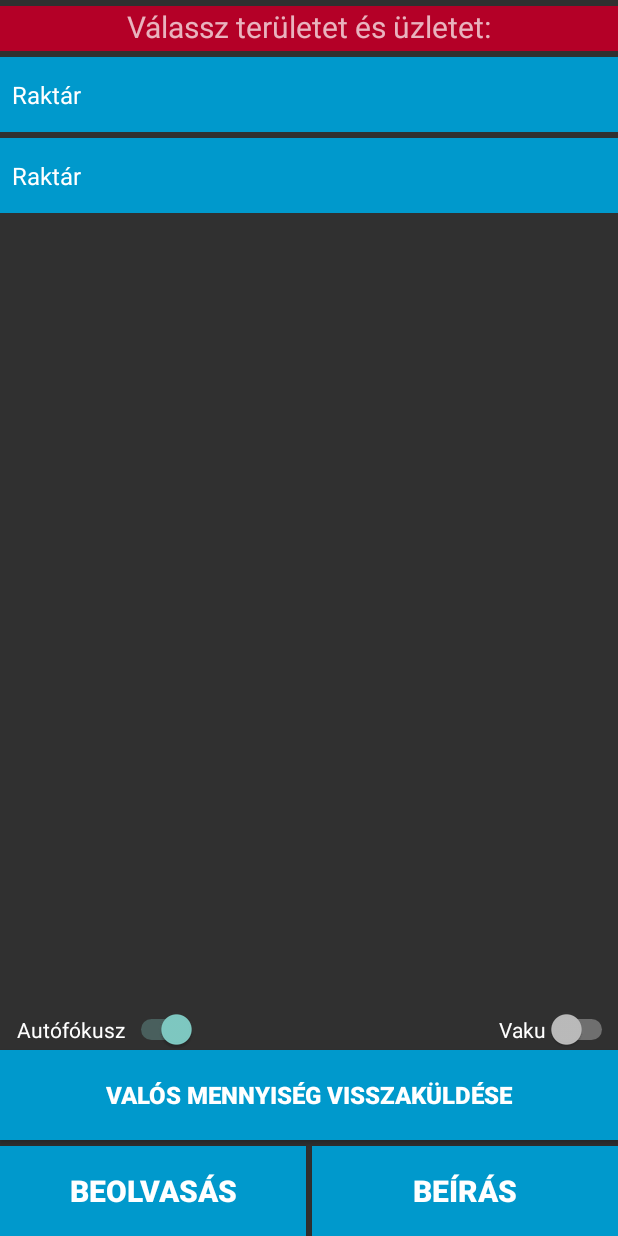
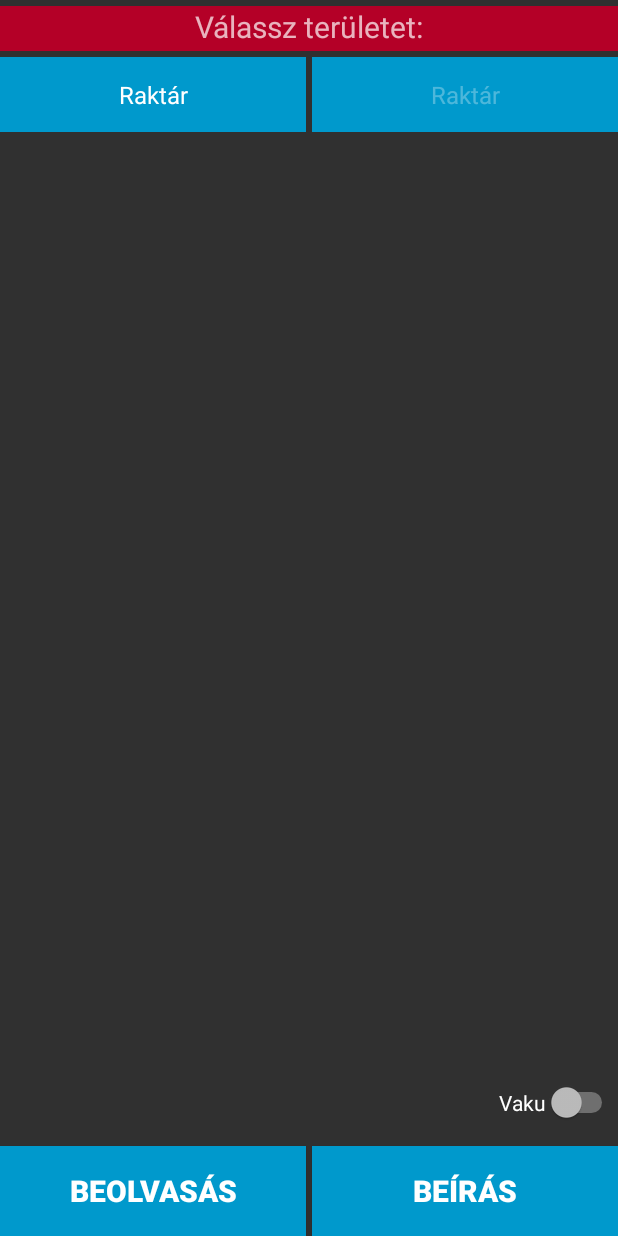
Before and after one commit to sandormatok/OEM_Keszlet, an Android app: the screen it shows after launch (MainActivity), on a phone screen of 412 x 824 dp. Run offline under Robolectric (Android 15) with nearby library versions, the phone set to English and light mode, and no system bars; our stand-ins replace Volley.

Commit message:
OEM Készlet - Első Git verzió
Ami már működik:
- vonalkód olvasó (google-vision)
-- fúkusz, vaku
- boltválasztó spinner
- vonalkód beviteli mező
- post/get URL-ek: kínáló, készlet
-- HTTP POST,GET, JSON feldolgozás (Volley)
- dinamikus multi-spinner

Folyamatban:
- post/get URL-ek: készlet-módosítás
- előzmények listanézet
-- szerkezthető listanézet
-- előzmények kgyűjtése, későbbi csoportos feltöltése

Tervek:
- fragmentek a listanézethez
- actionbar felépítése
- balról beúszó settings
- oauth2, vagy valami más auth calss
- mysqllite helyi adatok tárolásához/beolvasásához
- mysqllite dinamikus spinnerek adaptereihez

changelog:
- induláskor ki van kapcsolva  az enter_mennyiseg gomb
- lekapcsoltam az autofokusz gombot
 - nem lehet üzletet választani, ha raktár van területként kiválasztva

```diff
--- a/app/src/main/java/com/google/android/gms/oem/bolti/keszlet/MainActivity.java
+++ b/app/src/main/java/com/google/android/gms/oem/bolti/keszlet/MainActivity.java
@@ -29,7 +29,6 @@ import android.view.View;
 import android.view.Window;
 import android.widget.AdapterView;
 import android.widget.ArrayAdapter;
-import android.widget.AutoCompleteTextView;
 import android.widget.CompoundButton;
 import android.widget.EditText;
 import android.widget.Spinner;
@@ -51,6 +50,7 @@ import org.json.JSONObject;
 import java.io.UnsupportedEncodingException;
 import java.net.URLEncoder;
 
+import static android.R.attr.button;
 import static com.google.android.gms.oem.bolti.keszlet.BarcodeCaptureActivity.barcode3;
 
 /**
@@ -61,7 +61,7 @@ public class MainActivity extends AppCompatActivity implements View.OnClickListe
 
     // use a compound button so either checkbox or switch widgets work.
     private CompoundButton autoFocus, useFlash;
-    private TextView statusMessage, barcodeValue, barcodeValue2;
+    private TextView vonalkodTextview, barcodeValue, barcodeValue2, messageTextview;
     String barcode = "barcode";
 
     private static final int RC_BARCODE_CAPTURE = 9001;
@@ -72,6 +72,8 @@ public class MainActivity extends AppCompatActivity implements View.OnClickListe
 
     private String m_Text,m_Text2 = "";
     private String manualInput = "NO";
+
+    //View changeButton = findViewById(R.id.enter_mennyiseg);
 
     //Terület választó Spinner
     String teruletvalaszto[] = { "Raktár", "Csata Edit", "Csata Mária", "Kacsó Évi", "Sándor Zsuzsi", "Süle Ildikó", "Tamás Ildikó", "Zilahi Anita", "Összes üzlet" };
@@ -101,9 +103,11 @@ public class MainActivity extends AppCompatActivity implements View.OnClickListe
         super.setRequestedOrientation(ActivityInfo.SCREEN_ORIENTATION_PORTRAIT);
         setContentView(R.layout.activity_main);
 
-        statusMessage = (TextView)findViewById(R.id.status_message);
+        vonalkodTextview = (TextView)findViewById(R.id.status_message);
+        messageTextview = (TextView)findViewById(R.id.textView);
         barcodeValue = (TextView)findViewById(R.id.barcode_value);
         barcodeValue2 = (TextView)findViewById(R.id.barcode_value2);
+
         autoFocus = (CompoundButton) findViewById(R.id.auto_focus);
         useFlash = (CompoundButton) findViewById(R.id.use_flash);
         autoFocus.setChecked(true);
@@ -111,6 +115,9 @@ public class MainActivity extends AppCompatActivity implements View.OnClickListe
         spinner = (Spinner) findViewById(R.id.bolt_spinner);
         spinner2 = (Spinner) findViewById(R.id.bolt_spinner2);
         spinner2.setEnabled(false);
+
+        View changeButton = findViewById(R.id.enter_mennyiseg);
+        changeButton.setVisibility(View.GONE);
 
         //ADAPTERS
         ArrayAdapter<String> spinnerArrayAdapterTerulet = new ArrayAdapter<String>(this, android.R.layout.simple_spinner_item, teruletvalaszto);
@@ -122,13 +129,15 @@ public class MainActivity extends AppCompatActivity implements View.OnClickListe
             public void onItemSelected(AdapterView<?> adapter, View v,
                                                int position, long id) {
                 teruletnev = adapter.getItemAtPosition(position).toString();
-
                 if (teruletnev.matches("Raktár")){
                     spinnerState = "raktar";
+                    spinner2.setEnabled(false);
+                    //spinner2.setVisibility(View.GONE);
                     populateSpinner();
                 }
                 if  (teruletnev.matches("Csata Edit")){
                     spinnerState = "csataedit";
+                    //spinner2.setVisibility(View.VISIBLE);
                     populateSpinner();
                 }
                 if  (teruletnev.matches("Csata Mária")){
@@ -173,7 +182,8 @@ public class MainActivity extends AppCompatActivity implements View.OnClickListe
                                        int position, long id) {
                 //teruletnev = adapter.getItemAtPosition(position).toString();
                 boltnev = adapter.getItemAtPosition(position).toString();
-            }
+                //messageTextview.setText("Nyomj meg alul egy gombot!");
+                            }
            @Override
             public void onNothingSelected(AdapterView<?> arg0) {
                 // TODO Auto-generated method stub
@@ -195,7 +205,7 @@ public class MainActivity extends AppCompatActivity implements View.OnClickListe
 
     void populateSpinner(){
         if(spinnerState == "raktar"){
-            spinner2.setEnabled(true);
+            spinner2.setEnabled(false);
             ArrayAdapter<String> spinnerArrayAdapter = new ArrayAdapter<String>(this, android.R.layout.simple_spinner_item, raktar);
             spinnerArrayAdapter.setDropDownViewResource(android.R.layout.simple_spinner_dropdown_item); // The drop down view
             spinner2.setAdapter(spinnerArrayAdapter);
@@ -203,6 +213,7 @@ public class MainActivity extends AppCompatActivity implements View.OnClickListe
 
         if(spinnerState == "csataedit"){
             spinner2.setEnabled(true);
+            messageTextview.setText("Válassz üzletet:");
             ArrayAdapter<String> spinnerArrayAdapter = new ArrayAdapter<String>(this, android.R.layout.simple_spinner_item, csataedit);
             spinnerArrayAdapter.setDropDownViewResource(android.R.layout.simple_spinner_dropdown_item); // The drop down view
             spinner2.setAdapter(spinnerArrayAdapter);
@@ -210,6 +221,7 @@ public class MainActivity extends AppCompatActivity implements View.OnClickListe
 
         if(spinnerState == "csatamaria"){
             spinner2.setEnabled(true);
+            messageTextview.setText("Válassz üzletet:");
             ArrayAdapter<String> spinnerArrayAdapter = new ArrayAdapter<String>(this, android.R.layout.simple_spinner_item, csatamaria);
             spinnerArrayAdapter.setDropDownViewResource(android.R.layout.simple_spinner_dropdown_item); // The drop down view
             spinner2.setAdapter(spinnerArrayAdapter);
@@ -217,6 +229,7 @@ public class MainActivity extends AppCompatActivity implements View.OnClickListe
 
         if(spinnerState == "kacsoevi"){
             spinner2.setEnabled(true);
+            messageTextview.setText("Válassz üzletet:");
             ArrayAdapter<String> spinnerArrayAdapter = new ArrayAdapter<String>(this, android.R.layout.simple_spinner_item, kacsoevi);
             spinnerArrayAdapter.setDropDownViewResource(android.R.layout.simple_spinner_dropdown_item); // The drop down view
             spinner2.setAdapter(spinnerArrayAdapter);
@@ -224,6 +237,7 @@ public class MainActivity extends AppCompatActivity implements View.OnClickListe
 
         if(spinnerState == "sandorzsuzsi"){
             spinner2.setEnabled(true);
+            messageTextview.setText("Válassz üzletet:");
             ArrayAdapter<String> spinnerArrayAdapter = new ArrayAdapter<String>(this, android.R.layout.simple_spinner_item, sandorzsuzsi);
             spinnerArrayAdapter.setDropDownViewResource(android.R.layout.simple_spinner_dropdown_item); // The drop down view
             spinner2.setAdapter(spinnerArrayAdapter);
@@ -231,6 +245,7 @@ public class MainActivity extends AppCompatActivity implements View.OnClickListe
 
         if(spinnerState == "suleildi"){
             spinner2.setEnabled(true);
+            messageTextview.setText("Válassz üzletet:");
             ArrayAdapter<String> spinnerArrayAdapter = new ArrayAdapter<String>(this, android.R.layout.simple_spinner_item, suleildi);
             spinnerArrayAdapter.setDropDownViewResource(android.R.layout.simple_spinner_dropdown_item); // The drop down view
             spinner2.setAdapter(spinnerArrayAdapter);
@@ -238,6 +253,7 @@ public class MainActivity extends AppCompatActivity implements View.OnClickListe
 
         if(spinnerState == "tamasildiko"){
             spinner2.setEnabled(true);
+            messageTextview.setText("Válassz üzletet:");
             ArrayAdapter<String> spinnerArrayAdapter = new ArrayAdapter<String>(this, android.R.layout.simple_spinner_item, tamasildiko);
             spinnerArrayAdapter.setDropDownViewResource(android.R.layout.simple_spinner_dropdown_item); // The drop down view
             spinner2.setAdapter(spinnerArrayAdapter);
@@ -245,6 +261,7 @@ public class MainActivity extends AppCompatActivity implements View.OnClickListe
 
         if(spinnerState == "zilahianita"){
             spinner2.setEnabled(true);
+            messageTextview.setText("Válassz üzletet:");
             ArrayAdapter<String> spinnerArrayAdapter = new ArrayAdapter<String>(this, android.R.layout.simple_spinner_item, zilahianita);
             spinnerArrayAdapter.setDropDownViewResource(android.R.layout.simple_spinner_dropdown_item); // The drop down view
             spinner2.setAdapter(spinnerArrayAdapter);
@@ -252,6 +269,7 @@ public class MainActivity extends AppCompatActivity implements View.OnClickListe
 
         if(spinnerState == "osszesbolt"){
             spinner2.setEnabled(true);
+            messageTextview.setText("Válassz üzletet:");
             ArrayAdapter<String> spinnerArrayAdapter = new ArrayAdapter<String>(this, android.R.layout.simple_spinner_item, osszesbolt);
             spinnerArrayAdapter.setDropDownViewResource(android.R.layout.simple_spinner_dropdown_item); // The drop down view
             spinner2.setAdapter(spinnerArrayAdapter);
@@ -354,21 +372,24 @@ public class MainActivity extends AppCompatActivity implements View.OnClickListe
      */
     @Override
     protected void onActivityResult(int requestCode, int resultCode, Intent data) {
+        View changeButton = findViewById(R.id.enter_mennyiseg);
+        changeButton.setVisibility(View.VISIBLE);
         if (requestCode == RC_BARCODE_CAPTURE) {
             if (resultCode == CommonStatusCodes.SUCCESS) {
                 if (data != null) {
+
                     String barcode3 = data.getParcelableExtra(BarcodeCaptureActivity.BarcodeObject);
                     //Barcode barcode2 = data.getParcelableExtra(BarcodeCaptureActivity.BarcodeObject);
-                    //statusMessage.setText(barcode2.displayValue);
-                    statusMessage.setText(barcode3);
+                    //vonalkodTextview.setText(barcode2.displayValue);
+                    vonalkodTextview.setText(barcode3);
                     getData();
                     Log.d(TAG, "Vonalkód (MainActivity) " + barcode3);
                 } else {
-                    statusMessage.setText(R.string.barcode_failure);
+                    vonalkodTextview.setText(R.string.barcode_failure);
                     Log.d(TAG, "No barcode captured, intent data is null");
                 }
             } else {
-                statusMessage.setText(String.format(getString(R.string.barcode_error),
+                vonalkodTextview.setText(String.format(getString(R.string.barcode_error),
                         CommonStatusCodes.getStatusCodeString(resultCode)));
             }
         }
@@ -443,7 +464,6 @@ public class MainActivity extends AppCompatActivity implements View.OnClickListe
         //Adtok megjelenítése
         barcodeValue.setText(marka+"\n"+termek);
         barcodeValue2.setText(boltnev+"\n"+ar+"db");
-
     }
 
 }
--- a/app/src/main/res/layout-v17/activity_main.xml
+++ b/app/src/main/res/layout-v17/activity_main.xml
@@ -11,7 +11,7 @@
         android:layout_alignParentLeft="true"
         android:layout_alignParentStart="true"
         android:id="@+id/textView"
-        android:text="Válassz területet és üzletet:"
+        android:text="Válassz területet:"
         android:layout_marginTop="4dp"
         android:layout_height="30dp"
         android:background="#b40027"
@@ -26,21 +26,16 @@
         android:textSize="20sp"
         android:layout_height="50dp"
         android:layout_marginTop="4dp"
+        android:layout_marginRight="2dp"
+        android:textAlignment="center"
         android:background="@android:color/holo_blue_dark"
         android:popupBackground="@android:color/holo_blue_dark"
         android:layout_below="@+id/textView"
-        android:minWidth="@android:dimen/app_icon_size" />
-
-    <Spinner
-        android:id="@+id/bolt_spinner2"
-        android:layout_width="fill_parent"
-        android:textSize="20sp"
-        android:layout_height="50dp"
-        android:layout_marginTop="4dp"
-        android:background="@android:color/holo_blue_dark"
-        android:popupBackground="@android:color/holo_blue_dark"
-        android:layout_below="@+id/bolt_spinner"
-        android:minWidth="@android:dimen/app_icon_size" />
+        android:spinnerMode="dropdown"
+        android:textStyle="normal|bold"
+        android:minWidth="@android:dimen/app_icon_size"
+        android:layout_toLeftOf="@+id/fakeView"
+        android:layout_toStartOf="@+id/fakeView" />
 
     <TextView
         android:layout_width="match_parent"
@@ -86,37 +81,10 @@
         android:layout_alignParentStart="true"
         android:textColor="@android:color/holo_blue_dark" />
 
-    <Switch
-        android:layout_width="wrap_content"
-        android:layout_height="wrap_content"
-        android:text="@string/use_flash"
-        android:id="@+id/use_flash"
-        android:checked="false"
-        android:layout_alignBaseline="@+id/auto_focus"
-        android:layout_alignBottom="@+id/auto_focus"
-        android:layout_alignParentRight="true"
-        android:layout_alignParentEnd="true" />
-
     <View android:id="@+id/fakeView"
         android:layout_width="0dp"
         android:layout_height="0dp"
         android:layout_centerInParent="true"/>
-
-    <Button
-        android:layout_width="wrap_content"
-        android:layout_height="60dp"
-        android:text="@string/enter_barcode"
-        android:id="@+id/enter_barcode"
-        android:textSize="20sp"
-        android:textColor="@android:color/background_light"
-        android:textStyle="normal|bold"
-        android:background="@android:color/holo_blue_dark"
-        android:layout_alignParentBottom="true"
-        android:layout_alignParentRight="true"
-        android:layout_alignParentEnd="true"
-        android:layout_toRightOf="@+id/fakeView"
-        android:layout_marginLeft="2dp"
-        android:layout_toEndOf="@+id/fakeView" />
 
     <Switch
         android:layout_width="wrap_content"
@@ -128,23 +96,8 @@
         android:layout_alignParentLeft="true"
         android:layout_alignParentStart="true"
         android:layout_marginLeft="11dp"
+        android:visibility="gone"
         android:layout_marginStart="11dp" />
-
-    <Button
-        android:layout_width="wrap_content"
-        android:layout_height="60dp"
-        android:text="@string/enter_mennyiseg"
-        android:id="@+id/enter_mennyiseg"
-        android:textSize="16sp"
-        android:textColor="@android:color/background_light"
-        android:textStyle="normal|bold"
-        android:layout_marginBottom="4dp"
-        android:background="@android:color/holo_blue_dark"
-        android:layout_above="@+id/read_barcode"
-        android:layout_alignParentLeft="true"
-        android:layout_alignParentStart="true"
-        android:layout_alignParentRight="true"
-        android:layout_alignParentEnd="true" />
 
     <Button
         android:layout_width="wrap_content"
@@ -162,5 +115,66 @@
         android:layout_toLeftOf="@+id/enter_barcode"
         android:layout_toStartOf="@+id/enter_barcode" />
 
+    <Spinner
+        android:id="@+id/bolt_spinner2"
+        android:layout_width="fill_parent"
+        android:textSize="20sp"
+        android:layout_height="50dp"
+        android:background="@android:color/holo_blue_dark"
+        android:popupBackground="@android:color/holo_blue_dark"
+        android:spinnerMode="dropdown"
+        android:textAlignment="center"
+        android:textStyle="normal|bold"
+        android:layout_marginLeft="2dp"
+        android:minWidth="@android:dimen/app_icon_size"
+        android:layout_alignTop="@+id/bolt_spinner"
+        android:layout_toRightOf="@+id/bolt_spinner"
+        android:layout_toEndOf="@+id/bolt_spinner" />
+
+
+    <Button
+        android:layout_width="wrap_content"
+        android:layout_height="60dp"
+        android:text="@string/enter_mennyiseg"
+        android:id="@+id/enter_mennyiseg"
+        android:textSize="16sp"
+        android:textColor="@android:color/background_light"
+        android:textStyle="normal|bold"
+        android:background="@android:color/holo_blue_dark"
+        android:layout_above="@+id/read_barcode"
+        android:layout_alignParentLeft="true"
+        android:layout_marginBottom="4dp"
+        android:layout_alignParentStart="true"
+        android:layout_alignParentRight="true"
+        android:layout_alignParentEnd="true" />
+
+    <Button
+        android:layout_width="wrap_content"
+        android:layout_height="60dp"
+        android:text="@string/enter_barcode"
+        android:id="@+id/enter_barcode"
+        android:textSize="20sp"
+        android:textColor="@android:color/background_light"
+        android:textStyle="normal|bold"
+        android:background="@android:color/holo_blue_dark"
+        android:layout_alignParentBottom="true"
+        android:layout_alignParentRight="true"
+        android:layout_alignParentEnd="true"
+        android:layout_toRightOf="@+id/fakeView"
+        android:layout_marginLeft="2dp"
+        android:layout_marginRight="0dp"
+        android:layout_toEndOf="@+id/fakeView" />
+
+    <Switch
+        android:layout_width="wrap_content"
+        android:layout_height="wrap_content"
+        android:text="@string/use_flash"
+        android:id="@+id/use_flash"
+        android:checked="false"
+        android:layout_marginBottom="15dp"
+        android:layout_above="@+id/enter_mennyiseg"
+        android:layout_alignParentRight="true"
+        android:layout_alignParentEnd="true" />
+
 
 </RelativeLayout>
--- a/app/src/main/res/layout/activity_main.xml
+++ b/app/src/main/res/layout/activity_main.xml
@@ -11,7 +11,7 @@
         android:layout_alignParentLeft="true"
         android:layout_alignParentStart="true"
         android:id="@+id/textView"
-        android:text="Válassz területet és üzletet:"
+        android:text="Válassz területet:"
         android:layout_height="30dp"
         android:background="#b40027"
         android:textAlignment="center"
@@ -20,27 +20,20 @@
         android:layout_alignParentEnd="true" />
 
     <Spinner
-        android:id="@+id/bolt_spinner"
-        android:layout_width="fill_parent"
-        android:textSize="20sp"
-        android:spinnerMode="dialog"
-        android:layout_height="40dp"
-        android:prompt="@string/spinner_prompt"
-        android:layout_below="@+id/textView"
-        android:layout_marginTop="4dp"
-        android:background="@android:color/holo_blue_dark"
-        android:popupBackground="@android:color/holo_blue_dark" />
-
-    <Spinner
         android:id="@+id/bolt_spinner2"
         android:layout_width="fill_parent"
         android:textSize="20sp"
         android:layout_height="50dp"
-        android:layout_marginTop="4dp"
         android:background="@android:color/holo_blue_dark"
         android:popupBackground="@android:color/holo_blue_dark"
-        android:layout_below="@+id/bolt_spinner"
-        android:minWidth="@android:dimen/app_icon_size" />
+        android:spinnerMode="dropdown"
+        android:textAlignment="center"
+        android:textStyle="normal|bold"
+        android:layout_marginLeft="2dp"
+        android:minWidth="@android:dimen/app_icon_size"
+        android:layout_alignTop="@+id/bolt_spinner"
+        android:layout_toRightOf="@+id/bolt_spinner"
+        android:layout_toEndOf="@+id/bolt_spinner" />
 
     <TextView
         android:layout_width="match_parent"
@@ -141,21 +134,12 @@
         android:layout_alignParentStart="true" />
 
     <CheckBox
-        android:layout_width="wrap_content"
-        android:layout_height="wrap_content"
-        android:text="@string/use_flash"
-        android:id="@+id/use_flash"
-        android:checked="false"
-        android:layout_above="@+id/enter_mennyiseg"
-        android:layout_alignParentRight="true"
-        android:layout_alignParentEnd="true" />
-
-    <CheckBox
       android:layout_width="wrap_content"
       android:layout_height="wrap_content"
       android:text="@string/auto_focus"
       android:id="@+id/auto_focus"
       android:checked="false"
+        android:visibility="gone"
         android:layout_above="@+id/enter_mennyiseg"
         android:layout_alignParentLeft="true"
         android:layout_alignParentStart="true" />
@@ -176,4 +160,30 @@
         android:layout_alignParentRight="true"
         android:layout_alignParentEnd="true" />
 
+    <CheckBox
+        android:layout_width="wrap_content"
+        android:layout_height="wrap_content"
+        android:text="@string/use_flash"
+        android:id="@+id/use_flash"
+        android:checked="false"
+        android:layout_marginBottom="15dp"
+        android:layout_above="@+id/enter_mennyiseg"
+        android:layout_alignParentRight="true"
+        android:layout_alignParentEnd="true" />
+
+    <Spinner
+        android:id="@+id/bolt_spinner"
+        android:layout_width="fill_parent"
+        android:textSize="20sp"
+        android:layout_height="50dp"
+        android:textAlignment="center"
+        android:background="@android:color/holo_blue_dark"
+        android:popupBackground="@android:color/holo_blue_dark"
+        android:spinnerMode="dropdown"
+        android:textStyle="normal|bold"
+        android:minWidth="@android:dimen/app_icon_size"
+        android:layout_below="@+id/textView"
+        android:layout_alignParentLeft="true"
+        android:layout_alignParentStart="true" />
+
 </RelativeLayout>
--- a/app/src/main/res/values/strings.xml
+++ b/app/src/main/res/values/strings.xml
@@ -9,7 +9,7 @@
     <string name="read_barcode">BEOLVASÁS</string>
     <string name="enter_barcode">BEÍRÁS</string>
     <string name="enter_mennyiseg">Valós mennyiség visszaküldése</string>
-    enter_mennyiseg
+    <string name="status_message">Válassz területet és üzletet:</string>
     <string name="auto_focus">Autófókusz</string>
     <string name="use_flash">Vaku</string>
     <string name="barcode_success">Vonalkód beolvasva!</string>
```
Also changed, not shown: 225 other files.
